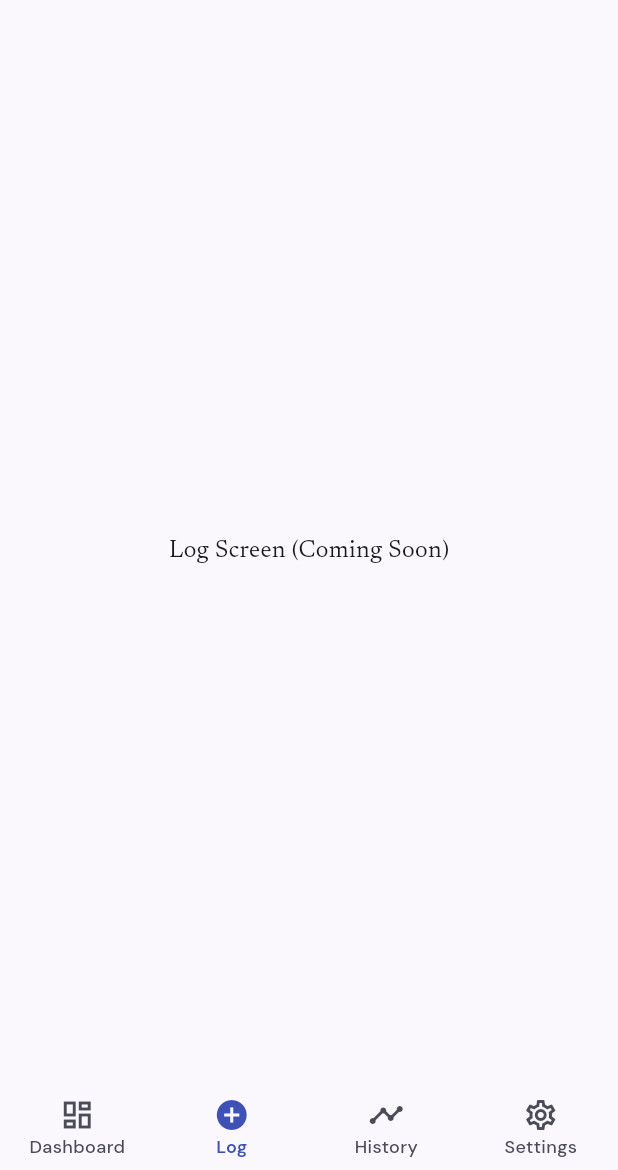
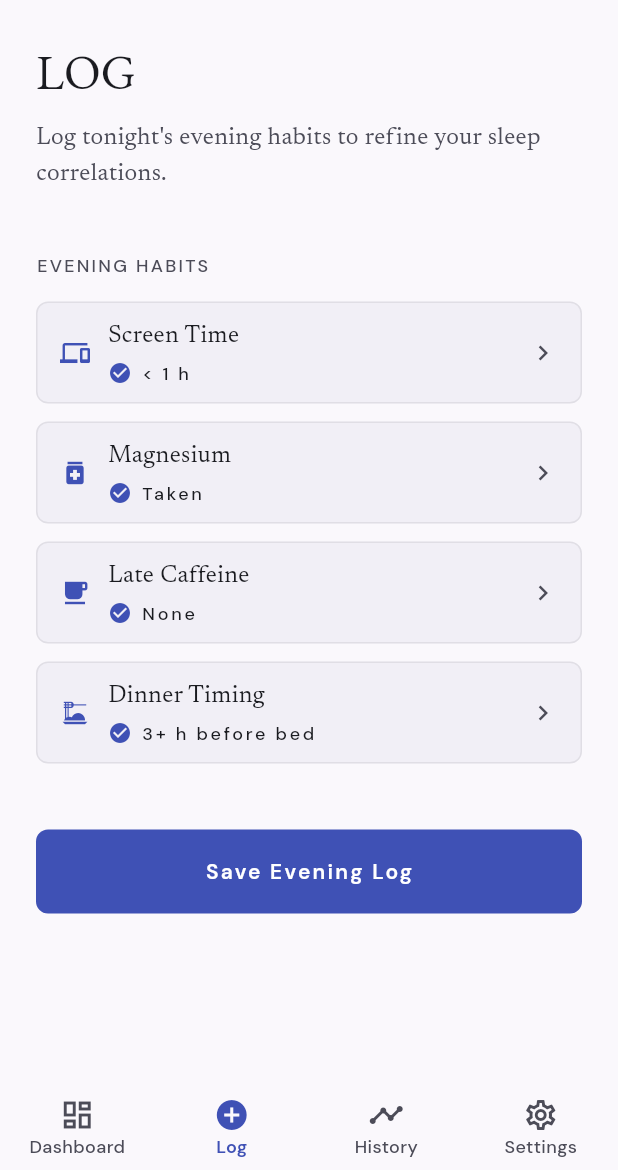
Before and after one commit to Shir0o/sleep-journal, a Flutter app: the screen it shows after launch, item 2 of the bottom bar chosen, on a phone screen of 412 x 824 dp, the part 66-1236 px from its top. Run offline on Flutter 3.47's test engine with Material 3 defaults, Android fonts, the phone set to English and light mode, and no system bars; our stand-ins replace flutter_svg, google_fonts.

Commit message:
feat(ui): replace Log placeholder with interactive evening habit log (#25)

```diff
--- a/lib/main.dart
+++ b/lib/main.dart
@@ -3,6 +3,7 @@ import 'package:flutter_svg/flutter_svg.dart';
 import 'theme.dart';
 import 'screens/dashboard_screen.dart';
 import 'screens/history_screen.dart';
+import 'screens/log_screen.dart';
 import 'screens/settings_screen.dart';
 
 void main() {
@@ -104,12 +105,3 @@ class _MainScreenState extends State<MainScreen> {
     );
   }
 }
-
-class LogScreen extends StatelessWidget {
-  const LogScreen({super.key});
-
-  @override
-  Widget build(BuildContext context) {
-    return const Center(child: Text('Log Screen (Coming Soon)'));
-  }
-}
--- /dev/null
+++ b/lib/screens/log_screen.dart
@@ -0,0 +1,234 @@
+import 'package:flutter/material.dart';
+
+/// One evening lifestyle factor the user can cycle through.
+class _LogFactor {
+  const _LogFactor({
+    required this.icon,
+    required this.label,
+    required this.values,
+  });
+
+  final IconData icon;
+  final String label;
+  final List<String> values;
+}
+
+/// The evening factors mirrored from the dashboard's lifestyle correlations.
+const List<_LogFactor> _factors = <_LogFactor>[
+  _LogFactor(
+    icon: Icons.devices,
+    label: 'Screen Time',
+    values: <String>['< 1 h', '1-2 h', '2+ h'],
+  ),
+  _LogFactor(
+    icon: Icons.medication,
+    label: 'Magnesium',
+    values: <String>['Taken', 'Skipped'],
+  ),
+  _LogFactor(
+    icon: Icons.local_cafe,
+    label: 'Late Caffeine',
+    values: <String>['None', 'After 2 PM'],
+  ),
+  _LogFactor(
+    icon: Icons.dinner_dining,
+    label: 'Dinner Timing',
+    values: <String>['3+ h before bed', '< 3 h before bed'],
+  ),
+];
+
+/// Calm, editorial log for tonight's evening habits.
+class LogScreen extends StatefulWidget {
+  const LogScreen({super.key});
+
+  @override
+  State<LogScreen> createState() => _LogScreenState();
+}
+
+class _LogScreenState extends State<LogScreen> {
+  final List<int> _selection = List<int>.filled(_factors.length, 0);
+  bool _saved = false;
+
+  void _cycleFactor(int index) {
+    setState(() {
+      _selection[index] =
+          (_selection[index] + 1) % _factors[index].values.length;
+      _saved = false;
+    });
+  }
+
+  void _save() {
+    setState(() {
+      _saved = true;
+    });
+  }
+
+  @override
+  Widget build(BuildContext context) {
+    final ThemeData theme = Theme.of(context);
+    final ColorScheme colors = theme.colorScheme;
+
+    return SafeArea(
+      child: SingleChildScrollView(
+        padding: const EdgeInsets.symmetric(horizontal: 24, vertical: 16),
+        child: Column(
+          crossAxisAlignment: CrossAxisAlignment.start,
+          children: <Widget>[
+            Text('LOG', style: theme.textTheme.headlineLarge),
+            const SizedBox(height: 12),
+            Text(
+              "Log tonight's evening habits to refine your sleep correlations.",
+              style: theme.textTheme.bodyMedium?.copyWith(
+                color: colors.onSurfaceVariant,
+                height: 1.5,
+              ),
+            ),
+            const SizedBox(height: 40),
+            Text(
+              'EVENING HABITS',
+              style: theme.textTheme.labelSmall?.copyWith(letterSpacing: 1.5),
+            ),
+            const SizedBox(height: 16),
+            for (int index = 0; index < _factors.length; index++)
+              _buildFactorRow(context, index),
+            const SizedBox(height: 32),
+            SizedBox(
+              width: double.infinity,
+              child: ElevatedButton(
+                onPressed: _save,
+                style: ElevatedButton.styleFrom(
+                  backgroundColor: colors.primary,
+                  foregroundColor: colors.onPrimary,
+                  elevation: 0,
+                  minimumSize: const Size.fromHeight(56),
+                  padding: const EdgeInsets.symmetric(
+                    horizontal: 16,
+                    vertical: 12,
+                  ),
+                  shape: RoundedRectangleBorder(
+                    borderRadius: BorderRadius.circular(8),
+                  ),
+                  textStyle: theme.textTheme.labelLarge?.copyWith(
+                    color: colors.onPrimary,
+                    fontWeight: FontWeight.w600,
+                    letterSpacing: 1.5,
+                  ),
+                ),
+                child: Text(_saved ? 'Update Evening Log' : 'Save Evening Log'),
+              ),
+            ),
+            if (_saved) ...<Widget>[
+              const SizedBox(height: 12),
+              _buildConfirmation(context),
+            ],
+            const SizedBox(height: 24),
+          ],
+        ),
+      ),
+    );
+  }
+
+  Widget _buildFactorRow(BuildContext context, int index) {
+    final ThemeData theme = Theme.of(context);
+    final ColorScheme colors = theme.colorScheme;
+    final _LogFactor factor = _factors[index];
+    final String value = factor.values[_selection[index]];
+
+    return Padding(
+      padding: const EdgeInsets.only(bottom: 12),
+      child: Semantics(
+        container: true,
+        button: true,
+        label: '${factor.label}: $value',
+        hint: 'Tap to change',
+        excludeSemantics: true,
+        child: Material(
+          color: colors.surface,
+          elevation: 0,
+          shape: RoundedRectangleBorder(
+            borderRadius: BorderRadius.circular(8),
+            side: BorderSide(color: theme.dividerColor),
+          ),
+          child: InkWell(
+            onTap: () => _cycleFactor(index),
+            borderRadius: BorderRadius.circular(8),
+            child: ConstrainedBox(
+              constraints: const BoxConstraints(minHeight: 64),
+              child: Padding(
+                padding: const EdgeInsets.symmetric(
+                  horizontal: 16,
+                  vertical: 12,
+                ),
+                child: Row(
+                  children: <Widget>[
+                    Icon(factor.icon, color: colors.primary, size: 20),
+                    const SizedBox(width: 12),
+                    Expanded(
+                      child: Column(
+                        crossAxisAlignment: CrossAxisAlignment.start,
+                        mainAxisSize: MainAxisSize.min,
+                        children: <Widget>[
+                          Text(factor.label, style: theme.textTheme.bodyMedium),
+                          const SizedBox(height: 4),
+                          Row(
+                            mainAxisSize: MainAxisSize.min,
+                            children: <Widget>[
+                              Icon(
+                                Icons.check_circle,
+                                color: colors.primary,
+                                size: 16,
+                              ),
+                              const SizedBox(width: 6),
+                              Flexible(
+                                child: Text(
+                                  value,
+                                  style: theme.textTheme.labelSmall?.copyWith(
+                                    color: colors.onSurface,
+                                  ),
+                                ),
+                              ),
+                            ],
+                          ),
+                        ],
+                      ),
+                    ),
+                    const SizedBox(width: 8),
+                    Icon(
+                      Icons.chevron_right,
+                      color: colors.onSurfaceVariant,
+                      size: 20,
+                    ),
+                  ],
+                ),
+              ),
+            ),
+          ),
+        ),
+      ),
+    );
+  }
+
+  Widget _buildConfirmation(BuildContext context) {
+    final ThemeData theme = Theme.of(context);
+    final ColorScheme colors = theme.colorScheme;
+
+    return Container(
+      width: double.infinity,
+      padding: const EdgeInsets.symmetric(horizontal: 16, vertical: 12),
+      decoration: BoxDecoration(
+        color: colors.surface,
+        borderRadius: BorderRadius.circular(8),
+        border: Border.all(color: theme.dividerColor),
+      ),
+      child: Row(
+        children: <Widget>[
+          Icon(Icons.check_circle, color: colors.primary, size: 20),
+          const SizedBox(width: 12),
+          Expanded(
+            child: Text('Saved for tonight', style: theme.textTheme.bodyMedium),
+          ),
+        ],
+      ),
+    );
+  }
+}
```
Also changed, not shown: 2 other files.
